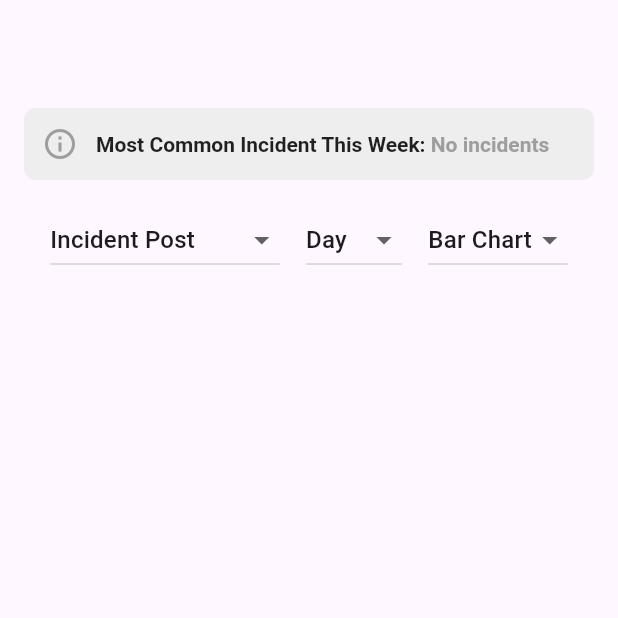
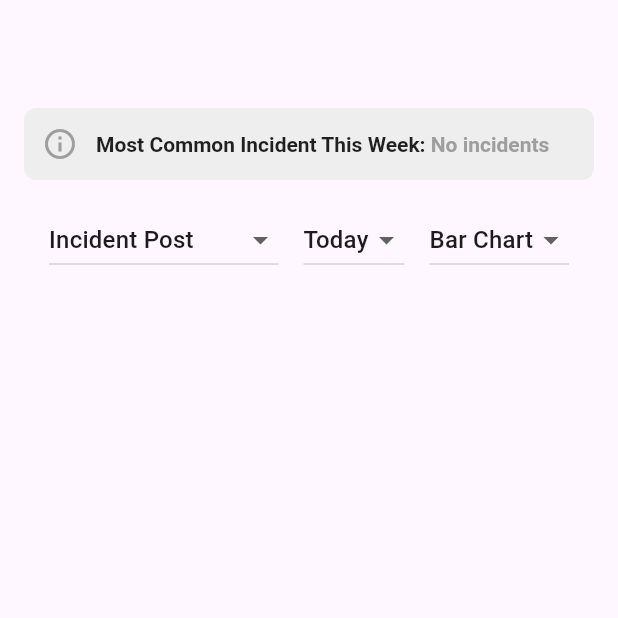
Before and after one commit to kdjhzhr/UTMSafe, a Flutter app: the Report screen opened directly, on a phone screen of 412 x 824 dp, the top half of it. Run offline on Flutter 3.47's test engine with Material 3 defaults, Android fonts, the phone set to English and light mode, and no system bars; our stand-ins replace cloud_firestore, firebase_auth, firebase_core, firebase_storage, fl_chart, image_picker; accounts and stored records are empty.

Commit message:
Change text to "Day" to "Today" at report.dart

```diff
--- a/lib/report.dart
+++ b/lib/report.dart
@@ -11,7 +11,7 @@ class Report extends StatefulWidget {
 
 class _ReportState extends State<Report> {
   String mainDropdownValue = 'Incident Post';
-  String timeFilterValue = 'Day';
+  String timeFilterValue = 'Today';
   String chartTypeValue = 'Bar Chart';
 
   Future<Map<String, dynamic>> _fetchMostCommonCategoryWithCount() async {
@@ -47,7 +47,7 @@ class _ReportState extends State<Report> {
 
   Stream<List<int>> _fetchIncidentPostData() async* {
   DateTime now = DateTime.now();
-  DateTime startTime = timeFilterValue == 'Day'
+  DateTime startTime = timeFilterValue == 'Today'
     ? DateTime(now.year, now.month, now.day)
     : now.subtract(const Duration(days: 7));
 
@@ -73,7 +73,7 @@ class _ReportState extends State<Report> {
 
   Stream<List<Map<String, dynamic>>> _fetchCategoryCounts() async* {
   DateTime now = DateTime.now();
-  DateTime startTime = timeFilterValue == 'Day'
+  DateTime startTime = timeFilterValue == 'Today'
     ? DateTime(now.year, now.month, now.day)
     : now.subtract(const Duration(days: 7));
 
@@ -184,7 +184,7 @@ Widget build(BuildContext context) {
         ),
         DropdownButton<String>(
           value: timeFilterValue,
-          items: ['Day', 'Week']
+          items: ['Today', 'Week']
               .map((e) => DropdownMenuItem(value: e, child: Text(e)))
               .toList(),
           onChanged: (value) => setState(() => timeFilterValue = value!),
```
